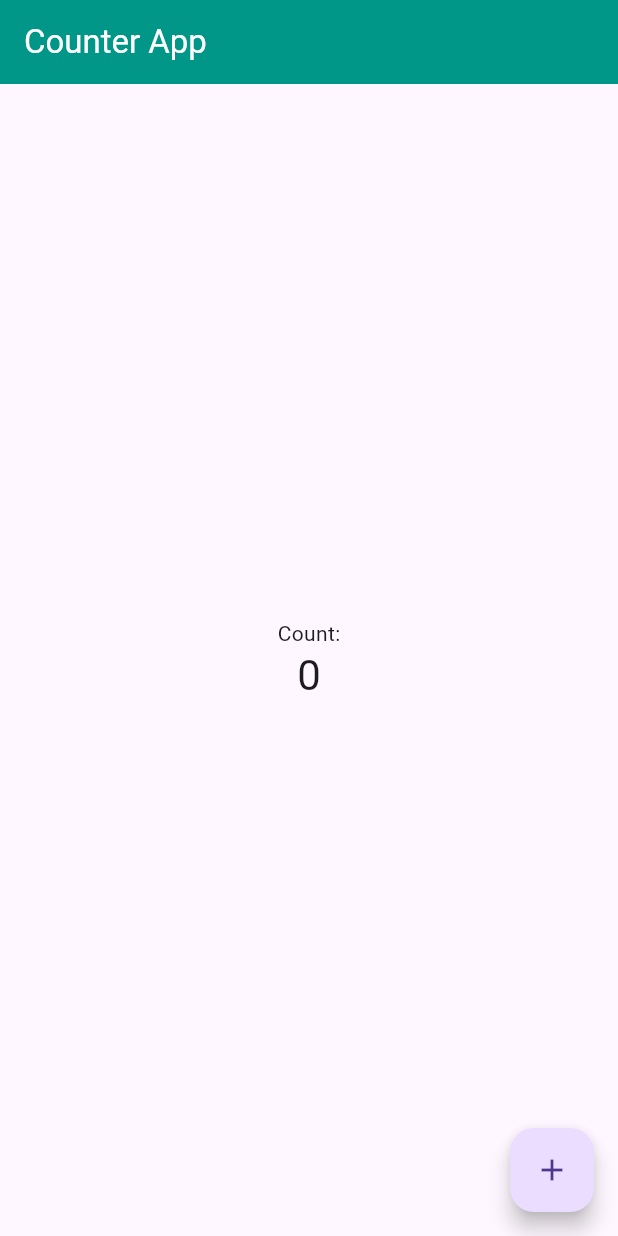
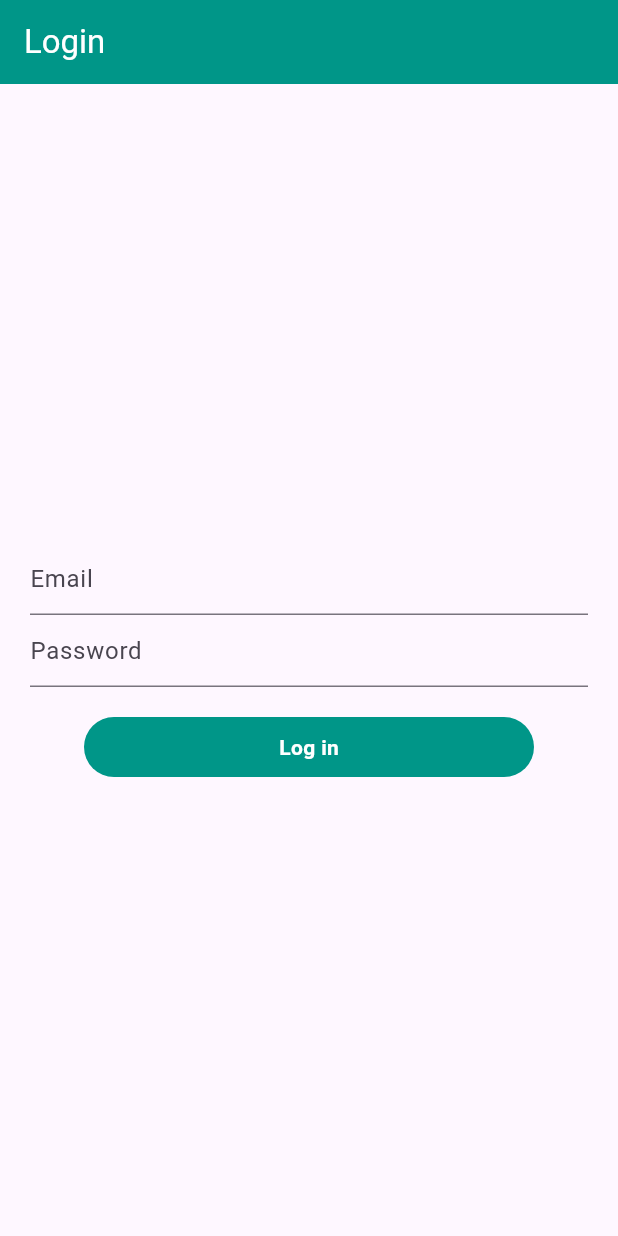
Before and after one commit to mahabubulhasibshawon/flutter_provider, a Flutter app: the screen it shows after launch, on a phone screen of 412 x 824 dp. Run offline on Flutter 3.47's test engine with Material 3 defaults, Android fonts, the phone set to English and light mode, and no system bars.

Commit message:
login provider

```diff
--- a/lib/main.dart
+++ b/lib/main.dart
@@ -1,4 +1,5 @@
 import 'package:flutter/material.dart';
+import 'package:flutter_provider/provider/auth_provider.dart';
 import 'package:flutter_provider/provider/count_provider.dart';
 import 'package:flutter_provider/provider/favourite_provider.dart';
 import 'package:flutter_provider/provider/slider_provider.dart';
@@ -20,13 +21,14 @@ class MyApp extends StatelessWidget {
         ChangeNotifierProvider(create: (_) => CountProvider()),
         ChangeNotifierProvider(create: (_) => SliderProvider()),
         ChangeNotifierProvider(create: (_)=> FavouriteItemProvider()),
-        ChangeNotifierProvider(create: (_) => ThemeManager())
+        ChangeNotifierProvider(create: (_) => ThemeManager()),
+        ChangeNotifierProvider(create: (_) => AuthProvider())
       ],
       child: MaterialApp(
-        theme: ThemeData(useMaterial3: true, appBarTheme: AppBarTheme(backgroundColor: Colors.teal, foregroundColor: Colors.white)),
-        darkTheme: ThemeData(brightness: Brightness.dark),
+        theme: ThemeData(useMaterial3: true, appBarTheme: AppBarTheme(backgroundColor: Colors.teal, foregroundColor: Colors.white), primaryColor: Colors.teal),
+        darkTheme: ThemeData(brightness: Brightness.dark, primaryColor: Colors.black54),
         debugShowCheckedModeBanner: false,
-        home: ValueNotifierApp(),
+        home: LoginView(),
       ),
     );
   }
--- /dev/null
+++ b/lib/provider/auth_provider.dart
@@ -0,0 +1,33 @@
+import 'package:flutter/material.dart';
+import 'package:http/http.dart';
+
+class AuthProvider with ChangeNotifier {
+
+  bool _loading = false;
+  bool get loading => _loading;
+  setLoading(bool value) {
+    _loading = value;
+    notifyListeners();
+  }
+  void login(String email, String passwrd) async {
+    setLoading(true);
+    try {
+      Response response = await post(Uri.parse('https://reqres.in/api/login'),
+      body: {
+        'email' : email,
+        'passwrd' : passwrd
+      }
+      );
+      if(response.statusCode == 200) {
+        print('success');
+        setLoading(false);
+      }
+      else {
+        print('failed');
+        setLoading(false);
+      }
+    }catch(e) {
+      print(e.toString());
+    }
+  }
+}
--- /dev/null
+++ b/lib/view/login_view.dart
@@ -0,0 +1,58 @@
+import 'package:flutter/material.dart';
+import 'package:flutter_provider/provider/auth_provider.dart';
+import 'package:provider/provider.dart';
+
+class LoginView extends StatelessWidget {
+  LoginView({super.key});
+
+  TextEditingController emailController = TextEditingController();
+  TextEditingController passwordController = TextEditingController();
+
+  @override
+  Widget build(BuildContext context) {
+    final authProvider = Provider.of<AuthProvider>(context);
+    return Scaffold(
+      appBar: AppBar(
+        title: Text('Login'),
+      ),
+      body: Padding(
+        padding: const EdgeInsets.all(20.0),
+        child: Column(
+          mainAxisAlignment: MainAxisAlignment.center,
+          crossAxisAlignment: CrossAxisAlignment.center,
+          children: [
+            TextFormField(
+              controller: emailController,
+              decoration: InputDecoration(
+                hintText: 'Email'
+              ),
+            ),
+            TextFormField(
+              controller: passwordController,
+              decoration: InputDecoration(
+                hintText: 'Password',
+              ),
+              obscureText: true,
+            ),
+            const SizedBox(height: 20,),
+            InkWell(
+              onTap: (){
+                authProvider.login(emailController.text.toString(), passwordController.text.toString());
+                print('clicked');
+              },
+              child: Container(
+                height: 40,
+                width: 300,
+                decoration: BoxDecoration(
+                  color: Colors.teal,
+                  borderRadius: BorderRadius.circular(20)
+                ),
+                child: Center(child: authProvider.loading ? CircularProgressIndicator() : Text('Log in', style: TextStyle(color: Colors.white,fontWeight: FontWeight.bold),)),
+              ),
+            )
+          ],
+        ),
+      ),
+    );
+  }
+}
--- a/lib/view/views.dart
+++ b/lib/view/views.dart
@@ -2,3 +2,4 @@ export 'count_example.dart';
 export 'slider_example.dart';
 export 'favourite_view.dart';
 export 'value_notifier.dart';
+export 'login_view.dart';
--- a/pubspec.yaml
+++ b/pubspec.yaml
@@ -36,6 +36,7 @@ dependencies:
   # Use with the CupertinoIcons class for iOS style icons.
   cupertino_icons: ^1.0.8
   provider: ^6.1.2
+  http: ^1.2.2
 
 dev_dependencies:
   flutter_test:
```
Also changed, not shown: pubspec.lock.
